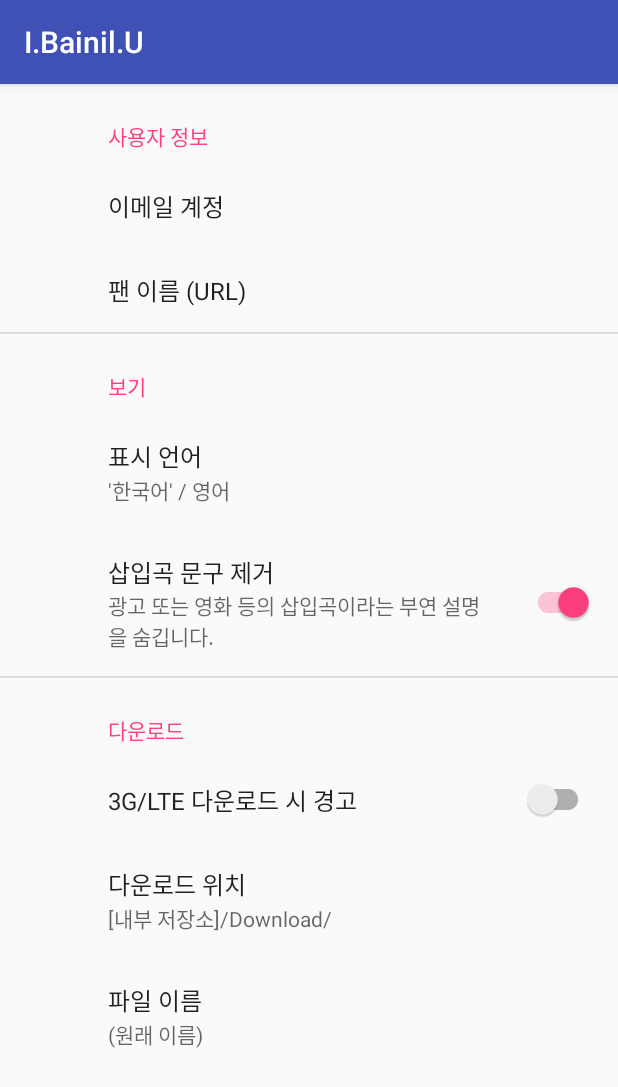
After one commit to limerainne/Vinylico, an Android app: the fragment SettingsFragment shown on its own in the app's theme, on a phone screen of 412 x 824 dp. The commit adds this screen. Shown: the top 1087 px of the screen. Run offline under Robolectric (Android 15) with nearby library versions, the phone set to English and light mode, and no system bars; our stand-ins replace androidx.preference.

Commit message:
add settings fragment; NOT COMPLETE; add error message in search result fragment

```diff
--- a/app/build.gradle
+++ b/app/build.gradle
@@ -56,6 +56,7 @@ dependencies {
     compile dependencies.appCompat
     compile dependencies.cardView
     compile dependencies.recyclerView
+    compile dependencies.preference
     compile dependencies.design
     compile dependencies.support
 
--- a/app/src/main/java/space/limerainne/i_bainil_u/I_Bainil_UApp.kt
+++ b/app/src/main/java/space/limerainne/i_bainil_u/I_Bainil_UApp.kt
@@ -16,6 +16,8 @@ class I_Bainil_UApp : Application() {
         Typekit.getInstance().addNormal(Typeface.DEFAULT).addBold(Typeface.DEFAULT_BOLD)
 
         CURRENT_USER_ID = UserInfo.getUserIdOr(applicationContext)
+
+        AppContext = applicationContext
     }
 
     fun updateUserId(id: Long)  {
@@ -35,5 +37,7 @@ class I_Bainil_UApp : Application() {
         }
 
         var CURRENT_USER_ID = USER_ID
+
+        lateinit var AppContext: Context
     }
 }
--- a/app/src/main/java/space/limerainne/i_bainil_u/data/api/APIDataMapper.kt
+++ b/app/src/main/java/space/limerainne/i_bainil_u/data/api/APIDataMapper.kt
@@ -1,5 +1,7 @@
 package space.limerainne.i_bainil_u.data.api
 
+import space.limerainne.i_bainil_u.I_Bainil_UApp
+import space.limerainne.i_bainil_u.extension.DelegatesExt
 import java.text.SimpleDateFormat
 import java.util.*
 import space.limerainne.i_bainil_u.domain.model.AlbumDetail as DomainAlbumDetail
@@ -277,11 +279,13 @@ class APIDataMapper {
                 saleType == "0")    // TODO if saleType == "1", can't buy per song!
     }
 
+    val decorateEnabled: Boolean by DelegatesExt.preference(I_Bainil_UApp.AppContext, "pref_view_remove_soundtrack_parenthesis", true, "space.limerainne.i_bainil_u_preferences")
     fun decorateSongName(songName: String?): String  {
         if (songName == null)   return ""
 
         var decorated = songName
-        decorated = re_parenthesis_with_included.replace(decorated, "")
+        if (decorateEnabled)
+            decorated = re_parenthesis_with_included.replace(decorated, "")
 
         return decorated
     }
--- a/app/src/main/java/space/limerainne/i_bainil_u/extension/DelegatesExtensions.kt
+++ b/app/src/main/java/space/limerainne/i_bainil_u/extension/DelegatesExtensions.kt
@@ -22,7 +22,7 @@ import kotlin.reflect.KProperty
 
 object DelegatesExt {
     fun <T> notNullSingleValue(): ReadWriteProperty<Any?, T> = NotNullSingleValueVar()
-    fun <T: Any> preference(context: Context, name: String, default: T) = Preference(context, name, default)
+    fun <T: Any> preference(context: Context, name: String, default: T, cabinet: String = "default") = Preference(context, name, default, cabinet)
 }
 
 private class NotNullSingleValueVar<T>() : ReadWriteProperty<Any?, T> {
@@ -39,9 +39,9 @@ private class NotNullSingleValueVar<T>() : ReadWriteProperty<Any?, T> {
     }
 }
 
-class Preference<T>(val context: Context, val name: String, val default: T) : ReadWriteProperty<Any?, T> {
+class Preference<T>(val context: Context, val name: String, val default: T, cabinet: String = "default") : ReadWriteProperty<Any?, T> {
 
-    val prefs by lazy { context.getSharedPreferences("default", Context.MODE_PRIVATE) }
+    val prefs by lazy { context.getSharedPreferences(cabinet, Context.MODE_PRIVATE) }
 
     override fun getValue(thisRef: Any?, property: KProperty<*>): T {
         return findPreference(name, default)
--- a/app/src/main/java/space/limerainne/i_bainil_u/view/main/MainFragment.kt
+++ b/app/src/main/java/space/limerainne/i_bainil_u/view/main/MainFragment.kt
@@ -71,7 +71,6 @@ class MainFragment : Fragment() {
                     }
                 }
 
-                val userInfo = UserInfo(context)
                 val purchased = RequestAlbumPurchased(target_id, UserInfo.getUserIdOr(context), true).execute()
 
                 // 3. open album info activity
--- /dev/null
+++ b/app/src/main/java/space/limerainne/i_bainil_u/view/main/SettingsFragment.kt
@@ -0,0 +1,43 @@
+package space.limerainne.i_bainil_u.view.main
+
+import android.os.Bundle
+import android.support.v7.preference.PreferenceFragmentCompat
+import space.limerainne.i_bainil_u.R
+import space.limerainne.i_bainil_u.view.MainActivity
+
+/**
+ * Created by Limerainne on 2016-10-21.
+ *
+ * http://sjava.net/2015/12/v7-support-preference-%eb%9d%bc%ec%9d%b4%eb%b8%8c%eb%9f%ac%eb%a6%ac-%ec%82%ac%ec%9a%a9%ed%95%98%ea%b8%b0/#respond
+ * http://stackoverflow.com/questions/32070186/how-to-use-the-v7-v14-preference-support-library
+ *
+ * * show Admob:
+ * http://stackoverflow.com/questions/4003701/how-do-i-put-an-admob-adview-in-the-settings-screen-for-a-live-wallpaper
+ */
+class SettingsFragment: PreferenceFragmentCompat() {
+    override fun onCreatePreferences(savedInstanceState: Bundle?, rootKey: String?) {
+        addPreferencesFromResource(R.xml.pref_settings)
+    }
+
+    override fun onResume() {
+        super.onResume()
+
+        if (activity is MainActivity) {
+            (activity as MainActivity).unsetNavigationViewCheckedItem()
+            (activity as MainActivity).setToolbarColor()
+            //(activity as MainActivity).setToolbarColor(R.color.babyPink, R.color.babyPinkDark)
+        }
+    }
+
+
+    companion object {
+        val TAG = SettingsFragment::class.java.simpleName
+        val NavMenuId = R.id.nav_setting
+
+        fun newInstance(): SettingsFragment {
+            val fragment = SettingsFragment()
+
+            return fragment
+        }
+    }
+}
--- a/app/src/main/res/values-v21/styles.xml
+++ b/app/src/main/res/values-v21/styles.xml
@@ -9,6 +9,8 @@
         <item name="android:windowContentTransitions">true</item>
         <item name="android:statusBarColor">@android:color/transparent</item>
         <item name="android:windowDrawsSystemBarBackgrounds">true</item>
+
+        <item name="preferenceTheme">@style/PreferenceLocalTheme</item>
     </style>
 
     <style name="AppTheme.NoActionBar">
--- a/app/src/main/res/values/styles.xml
+++ b/app/src/main/res/values/styles.xml
@@ -2,10 +2,11 @@
 
     <!-- Base application theme. -->
     <style name="AppTheme" parent="Theme.AppCompat.Light.DarkActionBar">
-        <!-- Customize your theme here. -->
         <item name="colorPrimary">@color/colorPrimary</item>
         <item name="colorPrimaryDark">@color/colorPrimaryDark</item>
         <item name="colorAccent">@color/colorAccent</item>
+
+        <item name="preferenceTheme">@style/PreferenceLocalTheme</item>
     </style>
 
     <style name="AppTheme.NoActionBar">
@@ -13,6 +14,8 @@
         <item name="windowNoTitle">true</item>
     </style>
 
+    <style name="PreferenceLocalTheme" parent="@style/PreferenceThemeOverlay" />
+
     <style name="AppTheme.AppBarOverlay" parent="ThemeOverlay.AppCompat.Dark.ActionBar" />
 
     <style name="AppTheme.PopupOverlay" parent="ThemeOverlay.AppCompat.Light" />
--- /dev/null
+++ b/app/src/main/res/xml/pref_settings.xml
@@ -0,0 +1,40 @@
+<?xml version="1.0" encoding="utf-8"?>
+<android.support.v7.preference.PreferenceScreen
+    xmlns:android="http://schemas.android.com/apk/res/android">
+    <android.support.v7.preference.PreferenceCategory
+        android:title="사용자 정보">
+        <android.support.v7.preference.Preference
+            android:title="이메일 계정"
+            android:summary="" />
+        <android.support.v7.preference.Preference
+            android:title="팬 이름 (URL)"
+            android:summary="" />
+    </android.support.v7.preference.PreferenceCategory>
+    <android.support.v7.preference.PreferenceCategory
+        android:title="보기">
+        <android.support.v7.preference.Preference
+            android:title="표시 언어"
+            android:summary="'한국어' / 영어" />
+        <android.support.v7.preference.SwitchPreferenceCompat
+            android:key="pref_view_remove_soundtrack_parenthesis"
+            android:title="삽입곡 문구 제거"
+            android:summary="광고 또는 영화 등의 삽입곡이라는 부연 설명을 숨깁니다."
+            android:defaultValue="true"/>
+    </android.support.v7.preference.PreferenceCategory>
+    <android.support.v7.preference.PreferenceCategory
+        android:title="다운로드">
+        <android.support.v7.preference.SwitchPreferenceCompat
+            android:key="pref_download_warn_if_in_data_network"
+            android:title="3G/LTE 다운로드 시 경고"
+            android:summary=""
+            android:defaultValue="false"/>
+        <android.support.v7.preference.Preference
+            android:title="다운로드 위치"
+            android:summary="[내부 저장소]/Download/" />
+        <android.support.v7.preference.Preference
+            android:title="파일 이름"
+            android:summary="(원래 이름)" />
+    </android.support.v7.preference.PreferenceCategory>
+
+
+</android.support.v7.preference.PreferenceScreen>
--- a/build.gradle
+++ b/build.gradle
@@ -15,6 +15,7 @@ ext {
             appCompat: "com.android.support:appcompat-v7:$supportLibraryVersion",
             cardView: "com.android.support:cardview-v7:$supportLibraryVersion",
             recyclerView: "com.android.support:recyclerview-v7:$supportLibraryVersion",
+            preference: "com.android.support:preference-v7:$supportLibraryVersion",
             design: "com.android.support:design:$supportLibraryVersion",
             support: "com.android.support:support-v4:$supportLibraryVersion",
 
@@ -54,7 +55,7 @@ buildscript {
         jcenter()
     }
     dependencies {
-        classpath 'com.android.tools.build:gradle:2.2.1'
+        classpath 'com.android.tools.build:gradle:2.2.2'
 
         // NOTE: Do not place your application dependencies here; they belong
         // in the individual module build.gradle files
```
Also changed, not shown: app/src/main/java/space/limerainne/i_bainil_u/view/MainActivity.kt (+11 -1 lines), app/src/main/java/space/limerainne/i_bainil_u/view/main/SearchResultFragment.kt (+17 -2 lines), app/src/main/res/layout/fragment_browse_list.xml (+13 -0 lines), 1 other file.
